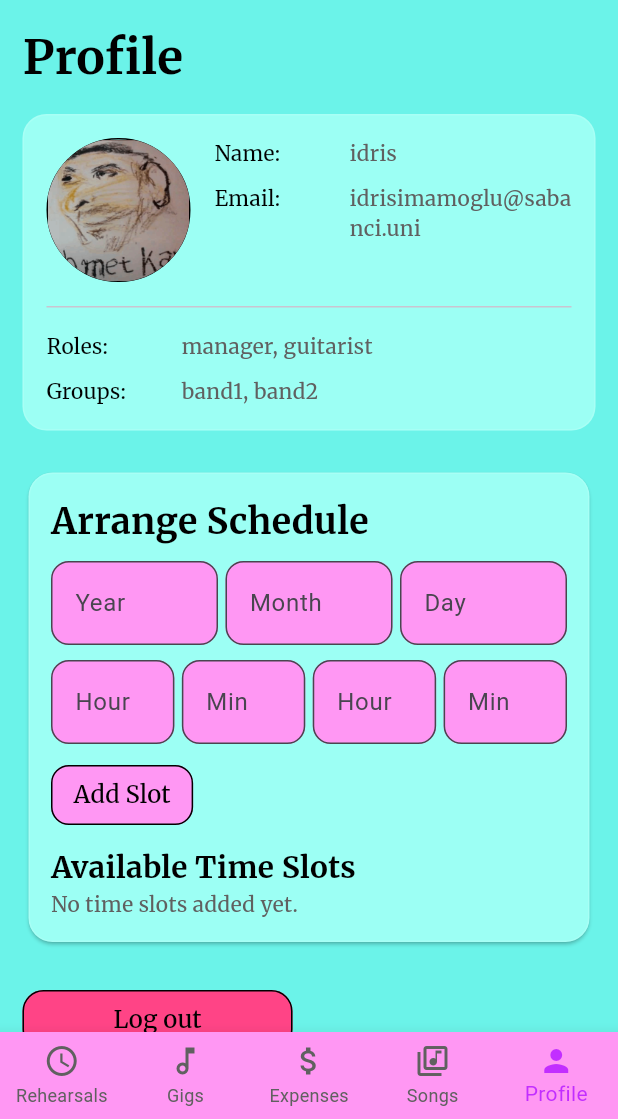
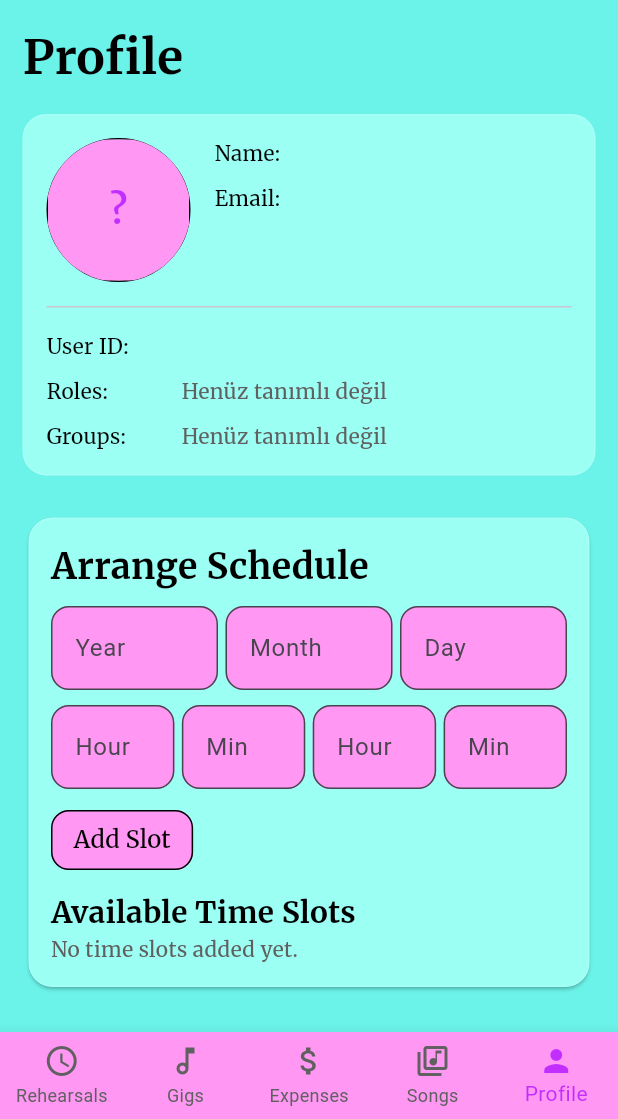
Before and after one commit to boraburgazlioglu/CS310_Group01, a Flutter app: the ProfilePage screen opened by its route, on a phone screen of 412 x 824 dp, the part 117-1236 px from its top. Run offline on Flutter 3.47's test engine with Material 3 defaults, Android fonts, the phone set to English and light mode, and no system bars; our stand-ins replace cloud_firestore, firebase_auth, firebase_core, shared_preferences; accounts and stored records are empty; network calls fail.

Commit message:
Auth: displayName on signup; profile from Firebase user; slot stream without orderBy; createdBy from logged-in user

```diff
--- a/lib/providers/auth_provider.dart
+++ b/lib/providers/auth_provider.dart
@@ -28,6 +28,26 @@ class AuthProvider extends ChangeNotifier {
 
   bool get isLoggedIn => _user != null;
 
+  /// Firestore `createdBy` / demo alanları için: önce ad, yoksa e-posta, yoksa uid.
+  String get createdByForFirestore {
+    final u = _user;
+    if (u == null) return 'guest';
+    final n = u.displayName?.trim();
+    if (n != null && n.isNotEmpty) return n;
+    final e = u.email?.trim();
+    if (e != null && e.isNotEmpty) return e;
+    return u.uid;
+  }
+
+  /// Profil başlığı için kısa görünen ad
+  String get displayNameOrEmail {
+    final u = _user;
+    if (u == null) return 'Misafir';
+    final n = u.displayName?.trim();
+    if (n != null && n.isNotEmpty) return n;
+    return u.email ?? u.uid;
+  }
+
   Future<bool> signIn({
     required String email,
     required String password,
@@ -51,6 +71,7 @@ class AuthProvider extends ChangeNotifier {
   Future<bool> signUp({
     required String email,
     required String password,
+    String? displayName,
   }) async {
     _errorMessage = null;
 
@@ -58,6 +79,7 @@ class AuthProvider extends ChangeNotifier {
       await _authService.signUp(
         email: email,
         password: password,
+        displayName: displayName,
       );
 
       return true;
--- a/lib/screens/expenses_screen.dart
+++ b/lib/screens/expenses_screen.dart
@@ -6,6 +6,7 @@ import '../utils/padding.dart';
 import '../widgets/bandmate_header.dart';
 import '../widgets/bot_nav_bar.dart';
 import 'package:provider/provider.dart';
+import '../providers/auth_provider.dart';
 import '../providers/expense_provider.dart';
 
 class ExpensesScreen extends StatefulWidget {
@@ -23,7 +24,6 @@ class _ExpensesScreenState extends State<ExpensesScreen> {
 
   // placeholder until auth is integrated
   final String _bandId = 'group1';
-  final String _createdBy = 'Idris';
 
   @override
   void didChangeDependencies() {
@@ -58,7 +58,8 @@ class _ExpensesScreenState extends State<ExpensesScreen> {
         item: item,
         amount: amount,
         bandId: _bandId,
-        createdBy: _createdBy,
+        createdBy:
+            context.read<AuthProvider>().createdByForFirestore,
       );
 
       _amountController.clear();
--- a/lib/screens/home_screen.dart
+++ b/lib/screens/home_screen.dart
@@ -1,6 +1,8 @@
 import '../widgets/bandmate_header.dart';
 import '../widgets/bot_nav_bar.dart';
 import 'package:flutter/material.dart';
+import 'package:provider/provider.dart';
+import '../providers/auth_provider.dart';
 import '../utils/colors.dart';
 import '../utils/text.dart';
 import '../utils/padding.dart';
@@ -18,7 +20,10 @@ class HomeScreen extends StatelessWidget {
         child: Column(
           crossAxisAlignment: CrossAxisAlignment.start,
           children: [
-            Text('Welcome, Idris', style: AppTexts.headM),
+            Text(
+              'Welcome, ${context.watch<AuthProvider>().displayNameOrEmail}',
+              style: AppTexts.headM,
+            ),
             const SizedBox(height: 16),
 
             // upcoming rehearsal card
--- a/lib/screens/profile_page.dart
+++ b/lib/screens/profile_page.dart
@@ -1,4 +1,3 @@
-import 'package:cloud_firestore/cloud_firestore.dart';
 import 'package:flutter/material.dart';
 import 'package:provider/provider.dart';
 
@@ -28,12 +27,6 @@ class _ProfilePageState extends State<ProfilePage> {
   final TextEditingController _startMinuteController = TextEditingController();
   final TextEditingController _endHourController = TextEditingController();
   final TextEditingController _endMinuteController = TextEditingController();
-
-  // placeholder data for info rows
-  final String userName = 'idris';
-  final String email = 'idrisimamoglu@sabanci.uni';
-  final List<String> roles = ['manager', 'guitarist'];
-  final List<String> groups = ['band1', 'band2'];
 
   @override
   void dispose() {
@@ -196,7 +189,11 @@ class _ProfilePageState extends State<ProfilePage> {
     if (startMinute < 0 || startMinute > 59) {_showError('Minute has to be in range 0-60!'); return;}
     if (endMinute < 0 || endMinute > 59) {_showError('Minute has to be in range 0-60!'); return;}
 
-    final userId = context.read<AuthProvider>().user?.uid ?? 'guest';
+    final uid = context.read<AuthProvider>().user?.uid;
+    if (uid == null) {
+      _showError('Slot eklemek için giriş yapmalısın.');
+      return;
+    }
 
     _profileService.addSlot(
       year: year,
@@ -206,7 +203,7 @@ class _ProfilePageState extends State<ProfilePage> {
       startMinute: startMinute,
       endHour: endHour,
       endMinute: endMinute,
-      userId: userId,
+      userId: uid,
     );
 
     _yearController.clear();
@@ -220,7 +217,11 @@ class _ProfilePageState extends State<ProfilePage> {
 
   @override
   Widget build(BuildContext context) {
-    final userId = context.watch<AuthProvider>().user?.uid ?? 'guest';
+    final auth = context.watch<AuthProvider>();
+    final user = auth.user;
+    final displayName = auth.displayNameOrEmail;
+    final email = user?.email ?? '—';
+    final photoUrl = user?.photoURL;
 
     return Scaffold(
       backgroundColor: AppColors.backgroundDark,
@@ -257,24 +258,23 @@ class _ProfilePageState extends State<ProfilePage> {
                             border: Border.all(color: AppColors.black),
                           ),
                           clipBehavior: Clip.antiAlias,
-                          child: Image.asset(
-                            'assets/images/ahmetkaya.png',
-                            fit: BoxFit.cover,
-                            errorBuilder: (context, error, stackTrace) {
-                              return Icon(
-                                Icons.person,
-                                size: 48,
-                                color: AppColors.widgetDark,
-                              );
-                            },
-                          ),
+                          child: photoUrl != null && photoUrl.isNotEmpty
+                              ? Image.network(
+                                  photoUrl,
+                                  fit: BoxFit.cover,
+                                  errorBuilder: (context, error, stackTrace) {
+                                    return _AvatarFallback(
+                                        label: displayName);
+                                  },
+                                )
+                              : _AvatarFallback(label: displayName),
                         ),
                         const SizedBox(width: 16),
                         Expanded(
                           child: Column(
                             crossAxisAlignment: CrossAxisAlignment.start,
                             children: [
-                              _InfoRow(label: 'Name', value: userName),
+                              _InfoRow(label: 'Name', value: displayName),
                               const SizedBox(height: 10),
                               _InfoRow(label: 'Email', value: email),
                             ],
@@ -285,9 +285,21 @@ class _ProfilePageState extends State<ProfilePage> {
                     const SizedBox(height: 16),
                     const Divider(height: 1),
                     const SizedBox(height: 16),
-                    _InfoRow(label: 'Roles', value: roles.join(', ')),
+                    if (user?.uid != null)
+                      _InfoRow(
+                        label: 'User ID',
+                        value: user!.uid,
+                      ),
+                    if (user?.uid != null) const SizedBox(height: 10),
+                    _InfoRow(
+                      label: 'Roles',
+                      value: 'Henüz tanımlı değil',
+                    ),
                     const SizedBox(height: 10),
-                    _InfoRow(label: 'Groups', value: groups.join(', ')),
+                    _InfoRow(
+                      label: 'Groups',
+                      value: 'Henüz tanımlı değil',
+                    ),
                   ],
                 ),
               ),
@@ -452,19 +464,37 @@ class _ProfilePageState extends State<ProfilePage> {
 
                       Text('Available Time Slots', style: AppTexts.headS),
 
-                      StreamBuilder<QuerySnapshot>(
-                        stream: _profileService.getSlots(userId),
+                      StreamBuilder<List<ProfileAvailabilitySlot>>(
+                        stream:
+                            _profileService.watchSlotsForSignedInUser(),
                         builder: (context, snapshot) {
                           if (snapshot.hasError) {
                             return Text(
-                              'Could not load slots.',
+                              'Slotlar yüklenemedi: ${snapshot.error}',
                               style: AppTexts.bodyM.copyWith(
                                 color: AppColors.error,
                               ),
                             );
                           }
-                          if (!snapshot.hasData ||
-                              snapshot.data!.docs.isEmpty) {
+                          if (snapshot.connectionState ==
+                                  ConnectionState.waiting &&
+                              !snapshot.hasData) {
+                            return const Padding(
+                              padding: EdgeInsets.symmetric(vertical: 16),
+                              child: Center(
+                                child: SizedBox(
+                                  width: 28,
+                                  height: 28,
+                                  child: CircularProgressIndicator(
+                                    strokeWidth: 2,
+                                  ),
+                                ),
+                              ),
+                            );
+                          }
+
+                          final slots = snapshot.data ?? [];
+                          if (slots.isEmpty) {
                             return Text(
                               'No time slots added yet.',
                               style: AppTexts.bodyM.copyWith(
@@ -472,11 +502,6 @@ class _ProfilePageState extends State<ProfilePage> {
                               ),
                             );
                           }
-
-                          final slots = snapshot.data!.docs
-                              .map((doc) =>
-                                  ProfileAvailabilitySlot.fromFirestore(doc))
-                              .toList();
 
                           return Column(
                             children: slots.map((slot) {
@@ -576,6 +601,26 @@ class _ProfilePageState extends State<ProfilePage> {
   }
 }
 
+class _AvatarFallback extends StatelessWidget {
+  final String label;
+
+  const _AvatarFallback({required this.label});
+
+  @override
+  Widget build(BuildContext context) {
+    final t = label.trim();
+    final initial = t.isEmpty ? '?' : t[0].toUpperCase();
+    return Container(
+      color: AppColors.surface,
+      alignment: Alignment.center,
+      child: Text(
+        initial,
+        style: AppTexts.headM.copyWith(color: AppColors.primary),
+      ),
+    );
+  }
+}
+
 class _InfoRow extends StatelessWidget {
   final String label;
   final String value;
--- a/lib/screens/rehearsal_screen.dart
+++ b/lib/screens/rehearsal_screen.dart
@@ -1,6 +1,8 @@
 import 'package:flutter/material.dart';
+import 'package:provider/provider.dart';
 
 import '../models/rehearsal_model.dart';
+import '../providers/auth_provider.dart';
 import '../services/rehearsal_service.dart';
 import '../utils/colors.dart';
 import '../utils/padding.dart';
@@ -26,7 +28,6 @@ class _RehearsalScreenState extends State<RehearsalScreen> {
   final TextEditingController _notesController = TextEditingController();
 
   final String _bandId = 'group1';
-  final String _createdBy = 'Idris';
 
   final List<Map<String, String>> _members = [
     {'name': 'Umit Berke Polat', 'status': 'Available'},
@@ -269,7 +270,7 @@ class _RehearsalScreenState extends State<RehearsalScreen> {
       location: _locationController.text.trim(),
       notes: _notesController.text.trim(),
       bandId: _bandId,
-      createdBy: _createdBy,
+      createdBy: context.read<AuthProvider>().createdByForFirestore,
     );
 
     _dateController.clear();
--- a/lib/screens/signup_screen.dart
+++ b/lib/screens/signup_screen.dart
@@ -38,8 +38,9 @@ class _SignupScreenState extends State<SignupScreen> {
     final authProvider = context.read<AuthProvider>();
 
     final success = await authProvider.signUp(
-      email: _emailController.text,
+      email: _emailController.text.trim(),
       password: _passwordController.text,
+      displayName: _nameController.text.trim(),
     );
 
     if (!mounted) {
--- a/lib/screens/song_readiness_screen.dart
+++ b/lib/screens/song_readiness_screen.dart
@@ -1,5 +1,7 @@
 import 'package:flutter/material.dart';
+import 'package:provider/provider.dart';
 import '../models/song_model.dart';
+import '../providers/auth_provider.dart';
 import '../services/song_service.dart';
 import '../utils/colors.dart';
 import '../utils/padding.dart';
@@ -22,7 +24,6 @@ class _SongReadinessScreenState extends State<SongReadinessScreen> {
 
   // placeholder until auth is integrated
   final String _bandId = 'group1';
-  final String _createdBy = 'Idris';
   final List<String> _members = ['Idris', 'Bora', 'Taha', 'Berke'];
 
   @override
@@ -63,7 +64,8 @@ class _SongReadinessScreenState extends State<SongReadinessScreen> {
                 _songService.addSong(
                   title: _titleController.text.trim(),
                   bandId: _bandId,
-                  createdBy: _createdBy,
+                  createdBy:
+                      ctx.read<AuthProvider>().createdByForFirestore,
                   memberIds: _members,
                 );
                 _titleController.clear();
--- a/lib/screens/upcoming_gigs_screen.dart
+++ b/lib/screens/upcoming_gigs_screen.dart
@@ -1,5 +1,7 @@
 import 'package:flutter/material.dart';
+import 'package:provider/provider.dart';
 import '../models/gig_model.dart';
+import '../providers/auth_provider.dart';
 import '../services/gig_service.dart';
 import '../utils/colors.dart';
 import '../utils/padding.dart';
@@ -22,7 +24,6 @@ class _UpcomingGigsScreenState extends State<UpcomingGigsScreen> {
 
   // placeholder until auth is integrated
   final String _bandId = 'group1';
-  final String _createdBy = 'Idris';
 
   @override
   void dispose() {
@@ -70,7 +71,8 @@ class _UpcomingGigsScreenState extends State<UpcomingGigsScreen> {
                   time: timeController.text.trim(),
                   location: locationController.text.trim(),
                   bandId: _bandId,
-                  createdBy: _createdBy,
+                  createdBy:
+                      ctx.read<AuthProvider>().createdByForFirestore,
                 );
                 Navigator.pop(ctx);
               }
--- a/lib/services/auth_service.dart
+++ b/lib/services/auth_service.dart
@@ -13,12 +13,19 @@ class AuthService {
   Future<UserCredential> signUp({
     required String email,
     required String password,
+    String? displayName,
   }) async {
     try {
-      return await _auth.createUserWithEmailAndPassword(
+      final cred = await _auth.createUserWithEmailAndPassword(
         email: email,
         password: password,
       );
+      final name = displayName?.trim();
+      if (name != null && name.isNotEmpty) {
+        await cred.user?.updateDisplayName(name);
+        await cred.user?.reload();
+      }
+      return cred;
     } on FirebaseAuthException catch (e) {
       throw _handleAuthError(e);
     }
```
Also changed, not shown: lib/services/profile_service.dart (+32 -5 lines). Lines whose indentation alone changed are shown as unchanged.
